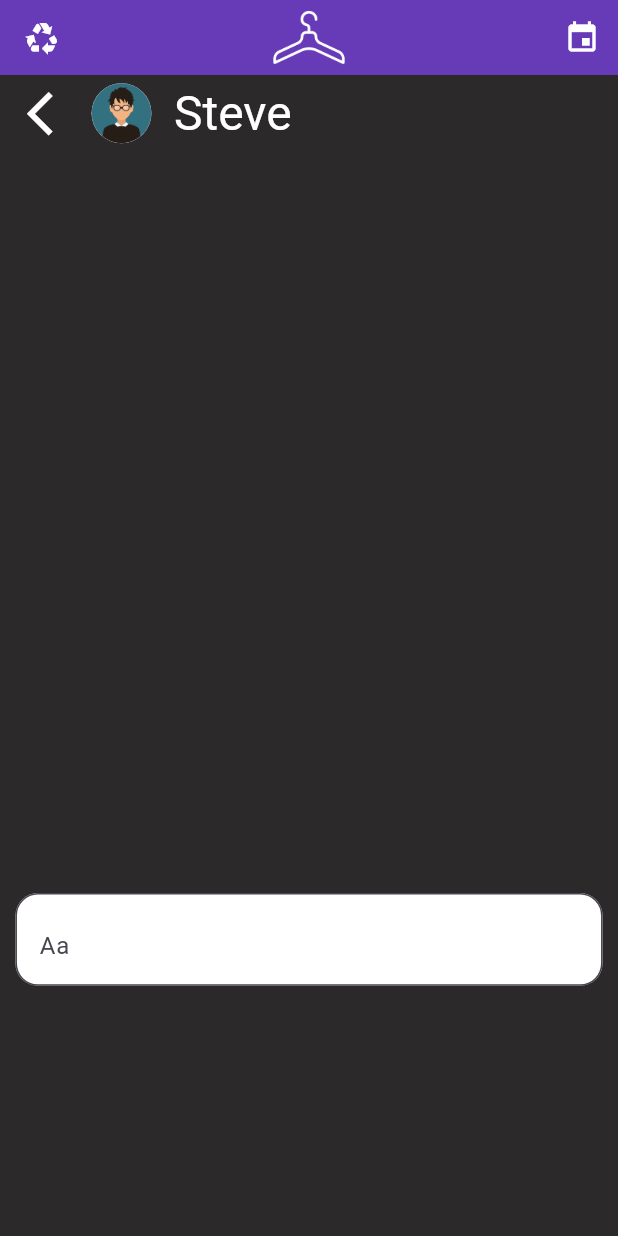
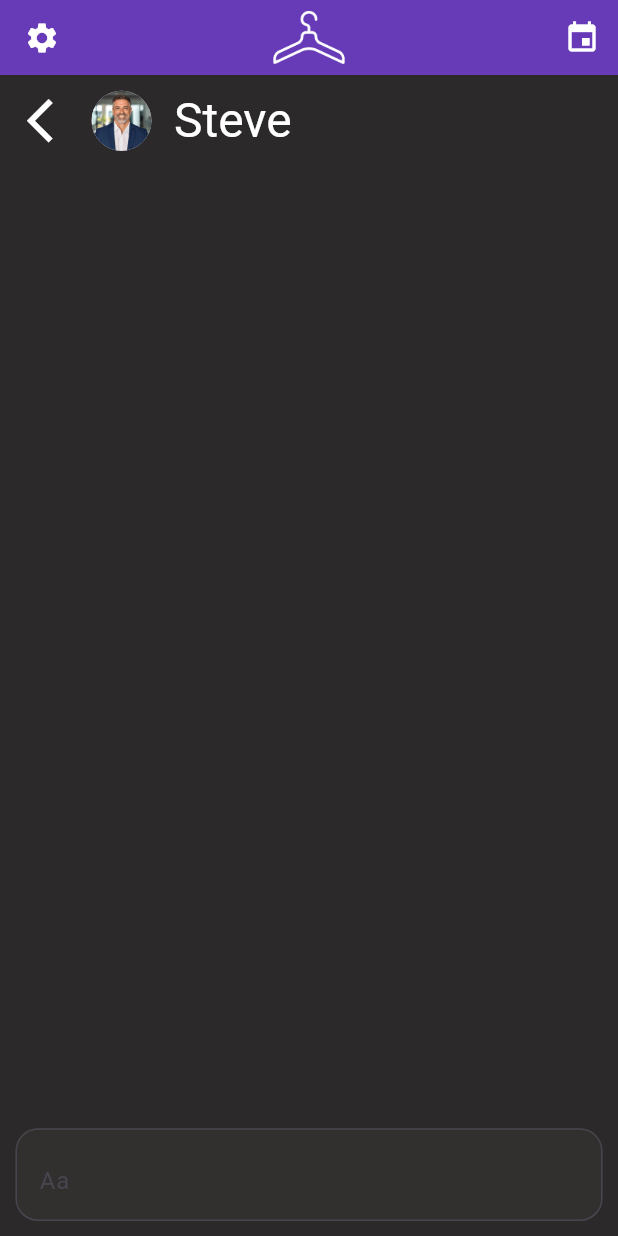
Before and after one commit to Fiversity-1/StyleSwap, a Flutter app: the MessageChat screen opened by its route, on a phone screen of 412 x 824 dp. Run offline on Flutter 3.47's test engine with Material 3 defaults, Android fonts, the light colour scheme and no system bars; our stand-ins replace flutter_card_swiper, flutter_hooks, im_stepper, image_picker, lottie; missing offline and left inert: tutorial_coach_mark.

Commit message:
Message Chat UI  changes, made basic template i.e. profile picture, textfield look nicer

```diff
--- a/lib/features/messaging/messagechat.dart
+++ b/lib/features/messaging/messagechat.dart
@@ -19,35 +19,47 @@ class _MessageChatState extends State<MessageChat> {
         preferredSize: Size.fromHeight(50),
         child: CustomTopAppBar(),
       ),
-      body: Column(
+      body: Stack(
+        children: [
+          Column(
             mainAxisAlignment: MainAxisAlignment.start,
             children: [
               Row(
                 children: [
                   Padding(
-                padding: const EdgeInsets.only(left: (10.0)),
+                    padding: const EdgeInsets.only(left: (10.0), top: 5),
                     child: IconButton(
                       icon: const Icon(Icons.arrow_back_ios),
                       iconSize: 35,
-                  onPressed: () {},
+                      onPressed: () {
+                        Navigator.pushReplacementNamed(context, '/message');
+                      },
                     ),
                   ),
-              const CircleAvatar(
-                backgroundImage: AssetImage('lib/images/person.png'),
+                  const Padding(
+                    padding: EdgeInsets.only(top: 5),
+                    child: CircleAvatar(
+                      backgroundImage:
+                          AssetImage('lib/images/profilepicture.jpg'),
+                    ),
                   ),
                   Padding(
-                padding: const EdgeInsets.only(left: (15.0)),
+                    padding: const EdgeInsets.only(left: (15), top: 5),
                     child: Text('Steve',
                         style: Theme.of(context).textTheme.headlineLarge,
                         textAlign: TextAlign.center),
                   ),
                 ],
               ),
-          SizedBox(height: MediaQuery.of(context).size.height * 0.6),
-          Column(
-            crossAxisAlignment: CrossAxisAlignment.end,
+            ],
+          ),
+          Center(
+            child: Column(
+              mainAxisAlignment: MainAxisAlignment.end,
               children: [
-              SizedBox(
+                Padding(
+                  padding: const EdgeInsets.only(bottom: 10),
+                  child: SizedBox(
                     height: MediaQuery.of(context).size.height * 0.075,
                     width: MediaQuery.of(context).size.width * 0.95,
                     child: TextField(
@@ -59,7 +71,6 @@ class _MessageChatState extends State<MessageChat> {
                         ),
                         hintText: 'Aa',
                         filled: true,
-                    fillColor: Colors.white,
                         suffix: IconButton(
                           icon: const Icon(Icons.send),
                           onPressed: () {
@@ -69,8 +80,10 @@ class _MessageChatState extends State<MessageChat> {
                       ),
                     ),
                   ),
+                ),
               ],
             ),
+          )
         ],
       ),
     );
--- a/lib/widgets/custom_top_app_bar.dart
+++ b/lib/widgets/custom_top_app_bar.dart
@@ -20,7 +20,7 @@ class CustomTopAppBar extends StatelessWidget {
           onPressed: () {
             Navigator.pushNamed(context, '/preferences');
           },
-          icon: const Icon(Icons.recycling)),
+          icon: const Icon(Icons.settings)),
       centerTitle: true,
       actions: [
         IconButton(
```
Lines whose indentation alone changed are shown as unchanged.
